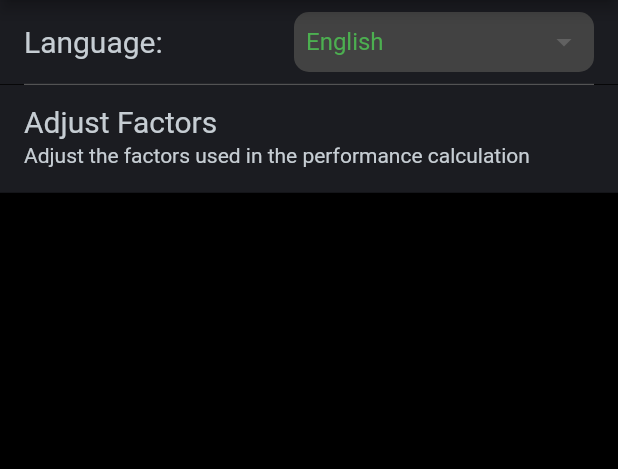
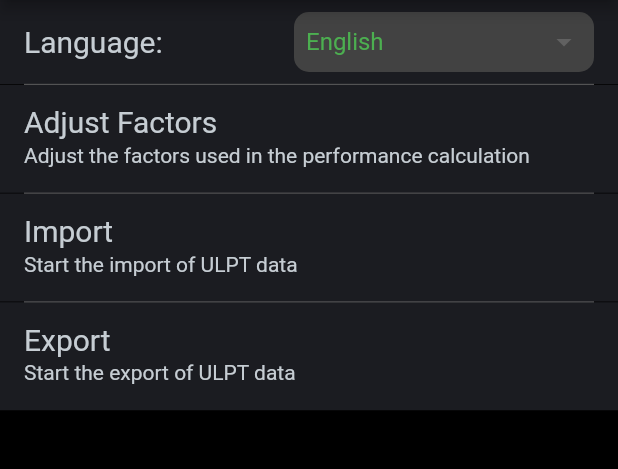
Before and after one commit to FrenchTacoDev/ultra_light_performance_tool, a Flutter app: the SettingsPanel screen opened directly, on a phone screen of 412 x 824 dp, the part 84-553 px from its top. Run offline on Flutter 3.47's test engine with Material 2 defaults, Android fonts, the light colour scheme and no system bars; our stand-ins replace file_picker, flutter_bloc, share_plus, sqflite, sqflite_common_ffi; accounts and stored records are empty.

Commit message:
Import/Export

```diff
--- a/lib/src/aircraft/aircraft.dart
+++ b/lib/src/aircraft/aircraft.dart
@@ -41,6 +41,16 @@ class Aircraft{
         todr: map[todFieldValue] ?? 0,
     );
   }
+
+  @override
+  bool operator ==(Object other) {
+    return other is Aircraft
+        && other.name == name
+        && other.todr == todr;
+  }
+
+  @override
+  int get hashCode => Object.hash(name, todr);
 }
 
 ///Class to handle all [Aircraft]
--- a/lib/src/core/application_cubit.dart
+++ b/lib/src/core/application_cubit.dart
@@ -61,6 +61,11 @@ class ApplicationCubit extends Cubit<ApplicationState>{
     emit(state.copyWith(setupComplete: true));
   }
 
+  ///Only called when there has been a change in saved data that is not accurately represented within the cache.
+  Future<void> refresh() async{
+    _settings = (await saveManager.getSettings()) ?? _settings;
+  }
+
   ///Will open a new [AirportManagePanel]
   Future<void> manageAirports({required BuildContext context}) async{
     await Navigator.push(
--- a/lib/src/core/settings/settings.dart
+++ b/lib/src/core/settings/settings.dart
@@ -1,8 +1,8 @@
 import 'dart:convert';
-
 import 'package:flutter/material.dart';
 import 'package:flutter_bloc/flutter_bloc.dart';
 import 'package:ultra_light_performance_tool/src/core/core.dart';
+import 'package:ultra_light_performance_tool/src/import_export/import_export.dart';
 import 'package:ultra_light_performance_tool/src/performance%20calculation/calculations.dart';
 import 'package:ultra_light_performance_tool/src/shared%20widgets/ulpt_dropdown.dart';
 import 'widgets/factor_adjust.dart';
@@ -105,6 +105,18 @@ class SettingsPanel extends StatelessWidget {
                           subtitle: Text(Localizer.of(context).facAdjustSubTitle),
                           onTap: () => context.read<_SettingsPanelCubit>().setCorrections(context: context),
                         ),
+                        Divider(color: Colors.white.withOpacity(0.35), height: 0.5, indent: 16, endIndent: 16,),
+                        ListTile(
+                          title: Text("Import"),
+                          subtitle: Text("Start the import of ULPT data"),
+                          onTap: () => context.read<_SettingsPanelCubit>().startImport(context: context),
+                        ),
+                        Divider(color: Colors.white.withOpacity(0.35), height: 0.5, indent: 16, endIndent: 16,),
+                        ListTile(
+                          title: Text("Export"),
+                          subtitle: Text("Start the export of ULPT data"),
+                          onTap: () => context.read<_SettingsPanelCubit>().startExport(context: context),
+                        ),
                         const SizedBox(height: 16),
                       ],
                     ),
@@ -165,4 +177,16 @@ class _SettingsPanelCubit extends Cubit<_SettingsPanelState>{
     appCubit.settings = newSettings;
     emit(state.copyWidth(settings: newSettings));
   }
+
+  Future<void> startExport({required BuildContext context}) async{
+    await ImportExport.startExport(context: context);
+    await appCubit.refresh();
+    emit(state.copyWidth(settings: appCubit.settings));
+  }
+
+  Future<void> startImport({required BuildContext context}) async{
+    await ImportExport.startImport(context: context);
+    await appCubit.refresh();
+    emit(state.copyWidth(settings: appCubit.settings));
+  }
 }
--- /dev/null
+++ b/lib/src/import_export/file processing/file_processing.dart
@@ -0,0 +1,3 @@
+library file_processing;
+export 'export_processor.dart';
+export 'import_processor.dart';
--- /dev/null
+++ b/lib/src/import_export/file selection/file_exporter.dart
@@ -0,0 +1,50 @@
+import 'dart:io';
+import 'dart:typed_data';
+import 'package:file_picker/file_picker.dart';
+import 'package:path/path.dart';
+import 'package:path_provider/path_provider.dart';
+import 'package:share_plus/share_plus.dart';
+import 'package:ultra_light_performance_tool/src/core/core.dart';
+
+class ULPTFileExporter{
+
+  Future<void> exportULPTData({required Uint8List data, Dictionary? dict}) async{
+    if(Platform.isWindows || Platform.isMacOS) return _DesktopExporter().exportULPTData(data: data);
+    var filePath = join((await getTemporaryDirectory()).path, "PerfData.ulpt");
+
+    var file = File(filePath);
+    if(await file.exists()) await file.delete(recursive: true);
+    await file.create(recursive: true);
+
+    await file.writeAsBytes(data);
+
+    var res = await Share.shareXFiles(
+      [XFile(filePath)],
+      //Todo for ipad sharePositionOrigin:
+    );
+
+    print(res.status);
+  }
+}
+
+class _DesktopExporter extends ULPTFileExporter{
+
+  @override
+  Future<void> exportULPTData({required Uint8List data, Dictionary? dict}) async{
+    //Todo localize
+    var filePath = await FilePicker.platform.saveFile(
+        dialogTitle: dict?.saveFileTitle ?? "Save ULPT Data",
+        fileName: "PerfData.ulpt",
+        allowedExtensions: ["ulpt"]
+    );
+
+    if(filePath == null) return;
+
+    if(filePath.endsWith(".ulpt") == false) filePath += ".ulpt";
+    var file = File(filePath);
+    if(await file.exists()) await file.delete(recursive: true);
+    await file.create(recursive: true);
+    await file.writeAsBytes(data);
+  }
+
+}
--- /dev/null
+++ b/lib/src/import_export/file selection/file_selection.dart
@@ -0,0 +1,3 @@
+library file_selection;
+export 'file_exporter.dart';
+export 'file_importer.dart';
--- /dev/null
+++ b/lib/src/import_export/import_export.dart
@@ -0,0 +1,14 @@
+import 'package:flutter/material.dart';
+import 'assistant/import_export_assistant.dart';
+
+///API entry point for the import export to call the assistant.
+class ImportExport{
+
+  static Future<void> startImport({required BuildContext context}) async{
+    await ImportExportAssistant.startAssistant(context: context, mode: Mode.import,);
+  }
+
+  static Future<void> startExport({required BuildContext context}) async{
+    await ImportExportAssistant.startAssistant(context: context, mode: Mode.export,);
+  }
+}
--- a/lib/src/localization/de/de.dart
+++ b/lib/src/localization/de/de.dart
@@ -229,4 +229,32 @@ class DE extends Dictionary{
   @override
   String pcNotEnoughRunwayMargin(int overshoot) => "Startdistanz mit Aufschlag nicht ausreichend.\n${overshoot}m mehr benötigt!";
   //endregion
+  //region Import/Export
+  @override
+  String get saveFileTitle => "ULPT-Daten speichern";
+  @override
+  String get importFileTitle => ".ulpt Datei auswählen um Daten zu importieren.";
+  @override
+  String get fileExportError => "Beim Export ist ein Fehler aufgetreten!";
+  @override
+  String get fileImportError => "Beim Import ist ein Fehler aufgetreten!";
+  @override
+  String get optionsTitle => "Option auswählen";
+  @override
+  String get exportOptionSettings => "Mit Einstellungen exportieren";
+  @override
+  String get importOptionSettings => "Mit Einstellungen importieren";
+  @override
+  String get exportOptionNoSettings => "Ohne Einstellungen exportieren";
+  @override
+  String get importOptionNoSettings => "Ohne Einstellungen importieren";
+  @override
+  String get importOperationTitle => "Verarbeite Daten";
+  @override
+  String get exportOperationTitle => "Erstelle Datei";
+  @override
+  String get importFinishedTitle => "Import Abgeschlossen";
+  @override
+  String get exportFinishedTitle => "Export Abgeschlossen";
+  //endregion
 }
--- a/lib/src/localization/default/en.dart
+++ b/lib/src/localization/default/en.dart
@@ -16,7 +16,6 @@ abstract class Dictionary{
   String get toda;
   //endregion
 
-  //region Menu
   //region Menu
   String get menuAirports;
   String get menuSettings;
@@ -142,6 +141,22 @@ abstract class Dictionary{
   String get pcRunwayRemain;
   String pcNotEnoughRunway(int overshoot);
   String pcNotEnoughRunwayMargin(int overshoot);
+  //endregion
+
+  //region Import/Export
+  String get saveFileTitle;
+  String get importFileTitle;
+  String get fileExportError;
+  String get fileImportError;
+  String get optionsTitle;
+  String get exportOptionSettings;
+  String get importOptionSettings;
+  String get exportOptionNoSettings;
+  String get importOptionNoSettings;
+  String get importOperationTitle;
+  String get exportOperationTitle;
+  String get importFinishedTitle;
+  String get exportFinishedTitle;
   //endregion
 }
 
@@ -375,4 +390,32 @@ class EN extends Dictionary{
   @override
   String pcNotEnoughRunwayMargin(int overshoot) => "Takeoff distance with margin insufficient.\n${overshoot}m more needed!";
   //endregion
+  //region Import/Export
+  @override
+  String get saveFileTitle => "Save ULPT Data";
+  @override
+  String get importFileTitle => "Select .ulpt file to import performance data";
+  @override
+  String get fileExportError => "An error occurred exporting the file!";
+  @override
+  String get fileImportError => "An error occurred importing the file!";
+  @override
+  String get optionsTitle => "Select Option";
+  @override
+  String get exportOptionSettings => "Export with Settings";
+  @override
+  String get importOptionSettings => "Import with Settings";
+  @override
+  String get exportOptionNoSettings => "Export without Settings";
+  @override
+  String get importOptionNoSettings => "Import without Settings";
+  @override
+  String get importOperationTitle => "Processing File";
+  @override
+  String get exportOperationTitle => "Creating File";
+  @override
+  String get importFinishedTitle => "Import Completed";
+  @override
+  String get exportFinishedTitle => "Export Completed";
+  //endregion
 }
--- a/lib/src/shared widgets/ulpt_confirmation.dart
+++ b/lib/src/shared widgets/ulpt_confirmation.dart
@@ -25,10 +25,10 @@ class ULPTConfirmation extends StatelessWidget {
   Widget build(BuildContext context) {
 
     var theme = Theme.of(context).extensions[ULPTTheme]! as ULPTTheme;
+    var textStyle = TextStyle(color: theme.interactiveFocusedColor);
     var buttonStyle = ButtonStyle(
-      textStyle: MaterialStateProperty.all(TextStyle(color: theme.interactiveFocusedColor)),
+      textStyle: MaterialStateProperty.all(textStyle),
     );
-    var textStyle = TextStyle(color: theme.interactiveFocusedColor);
 
     return AlertDialog(
       title: title,
--- a/pubspec.yaml
+++ b/pubspec.yaml
@@ -19,6 +19,10 @@ dependencies:
   sqflite_common_ffi: ^2.3.0
   path_provider: ^2.1.1
   path: ^1.8.3
+
+  #For import and export
+  share_plus: ^7.2.1
+  file_picker: ^6.1.1
 
 dev_dependencies:
   flutter_test:
```
Also changed, not shown: lib/src/import_export/assistant/import_export_assistant.dart (added, +267 -0 lines), lib/src/import_export/file processing/export_processor.dart (added, +44 -0 lines), lib/src/import_export/file processing/import_processor.dart (added, +51 -0 lines), lib/src/import_export/file selection/file_importer.dart (added, +21 -0 lines), 4 other files.
